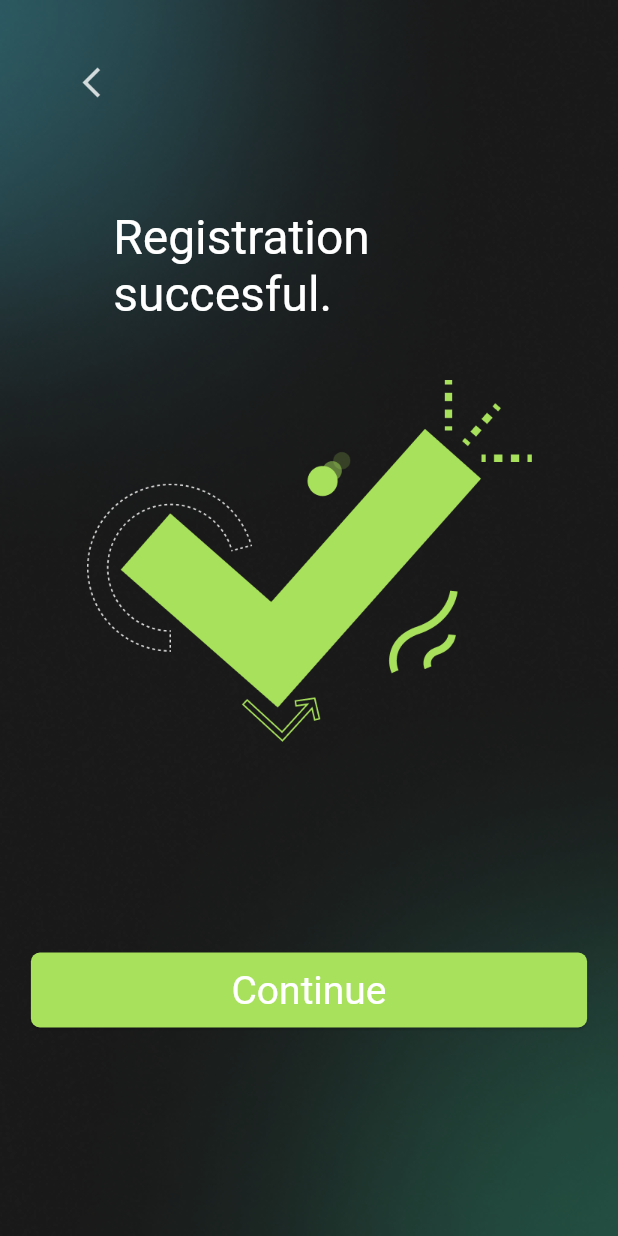
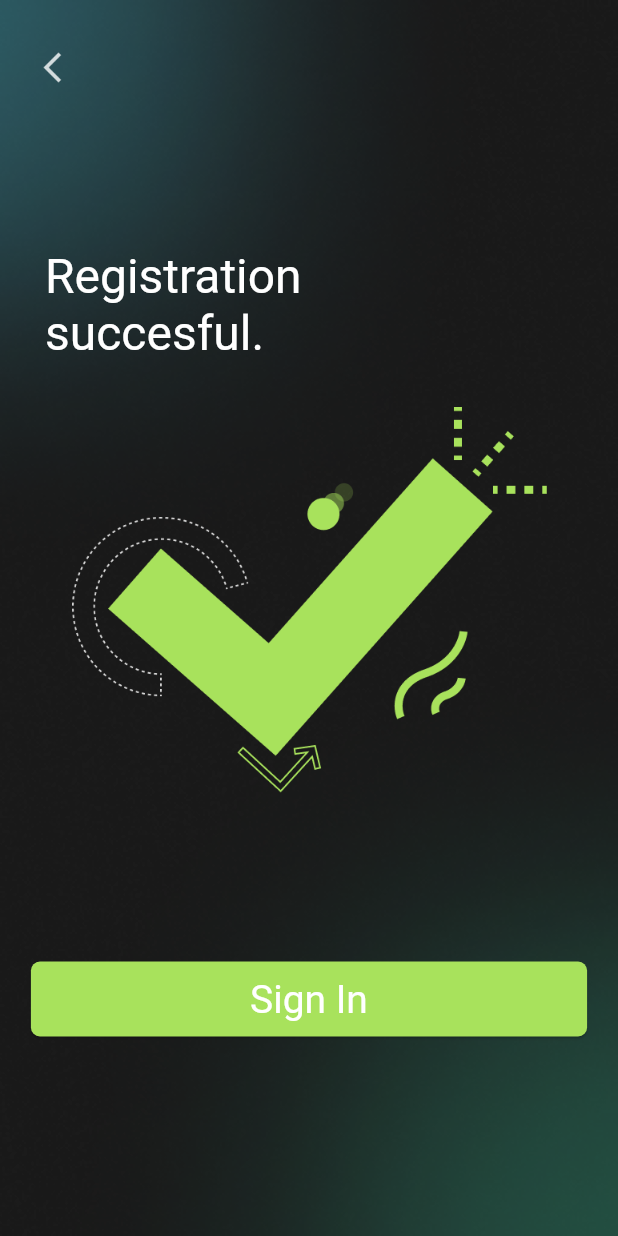
Before and after one commit to KustyBoo/EKIN, a Flutter app: the SuccessPage screen opened directly, on a phone screen of 412 x 824 dp. Run offline on Flutter 3.47's test engine with Material 2 defaults, Android fonts, the phone set to English and light mode, and no system bars; our stand-ins replace introduction_screen; Roboto replaces fonts that are missing (Oddval, dity).

Commit message:
responsive success page

```diff
--- a/lib/main.dart
+++ b/lib/main.dart
@@ -39,9 +39,10 @@ class MyApp extends StatelessWidget {
           "/IntroPage": (context) => IntroductionPage(),
           "/SignInPage": (context) => SignInPage(),
           "/SignUpPage": (context) => SignUpPage(),
+          "/SuccessPage":(context) => SuccessPage(),
           "/HomePage":(context) => HomePage(),
         },
-        initialRoute: "/SignUpPage", // inisialisasi rute
+        initialRoute: "/SuccessPage", // inisialisasi rute
       ),
     );
   }
--- a/lib/screens/signInPage.dart
+++ b/lib/screens/signInPage.dart
@@ -128,7 +128,7 @@ class _SignInPageState extends State<SignInPage> {
                         minimumSize:
                             Size(MediaQuery.of(context).size.width * 0.9, 50),
                       ),
-                      child: Text("Sign In"),
+                      child: Text("Sign-In"),
                     ),
                      alignment: Alignment.bottomCenter,
                   ),
--- a/lib/screens/signuUpPage.dart
+++ b/lib/screens/signuUpPage.dart
@@ -176,7 +176,7 @@ class _SignInPageState extends State<SignUpPage> {
               Expanded(
                 flex: 10,
                 child: Container(
-                  margin: EdgeInsets.only(top: 80),
+                  margin: EdgeInsets.only(top: 100),
                   width: MediaQuery.of(context).size.width,
                    child: ElevatedButton(
                       onPressed: () {
@@ -184,7 +184,7 @@ class _SignInPageState extends State<SignUpPage> {
                       style: ElevatedButton.styleFrom(
                         minimumSize: Size(MediaQuery.of(context).size.width * 0.9, 50,),
                       ),
-                      child: Text("Sign In"),
+                      child: Text("Sign-Up"),
                     ),
                     alignment: Alignment.bottomCenter,
                 ),
--- a/lib/screens/success.dart
+++ b/lib/screens/success.dart
@@ -15,41 +15,58 @@ class SuccessPage extends StatelessWidget {
           fit: BoxFit.cover,
         )
         ),
-        child: Column(
+        child: ListView(
           children: [
-            Container(
-              margin: EdgeInsets.only(top: 31, right: 290),
-              child: TextButton(
+            Stack(
+              children:[
+                TextButton(
                 onPressed: (){},
                  child:
                  Container(
-                   width: 24,
+                  margin: EdgeInsets.only(top: 25, left: 15),
+                   width: MediaQuery.of(context).size.width,
                    height: 24,
-                   child: Image.asset("assets/buttonBack.png")
+                   child: Image.asset("assets/buttonBack.png"),
+                   alignment: Alignment.topLeft,
                    )
+
                  ),
+              ]
             ),
+            Expanded(
+              flex: 30,
+              child:
                Container(
-                margin: EdgeInsets.only(top: 60, right: 90),
-                alignment: Alignment.center,
+                  alignment: Alignment.topLeft,
+                  margin: EdgeInsets.only(top: 100, left: 30),
                   child: Text("Registration\nsuccesful.",
                       style: Theme.of(context).textTheme.headlineMedium),
                 ),
-            SizedBox(height: 30,),
+            ),
+            Expanded(
+              child:
                Container(
-                   width: 320,
+                   alignment: Alignment.center,
+                   margin: EdgeInsets.only(top: 30),
+                   width: MediaQuery.of(context).size.width,
                    height: 270,
                    child: Image.asset("assets/Success.png")
                 ),
-            SizedBox(height: 120,),
-            Container(
+            ),
+            Expanded(
+                flex: 10,
+                child: Container(
+                  margin: EdgeInsets.only(top: 100),
+                  width: MediaQuery.of(context).size.width,
                    child: ElevatedButton(
                       onPressed: () {
                       },
                       style: ElevatedButton.styleFrom(
                         minimumSize: Size(MediaQuery.of(context).size.width * 0.9, 50,),
                       ),
-                    child: Text("Continue"),
+                      child: Text("Sign In"),
+                    ),
+                    alignment: Alignment.bottomCenter,
                 ),
               )
 
```
Lines whose indentation alone changed are shown as unchanged.
